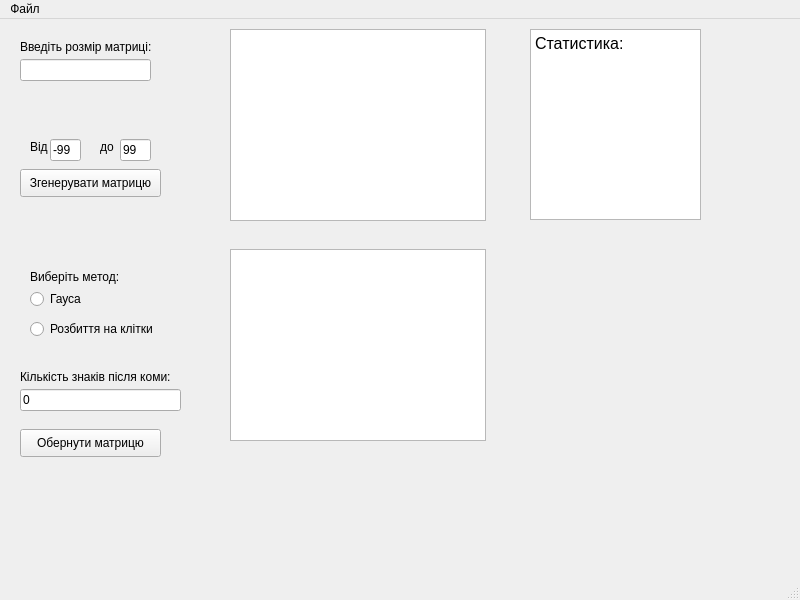
x-FIREFOUR-x/GUI_inversionMatrix, file Inversion_Matrix/mainwindow.ui: the form before one commit.
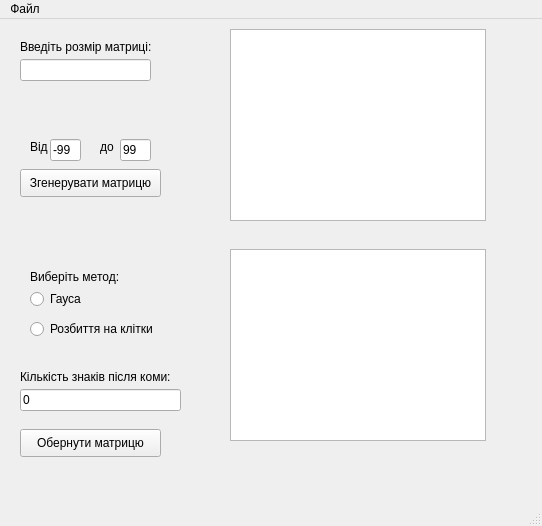
The form after the commit.

Commit message: add slot output stats

Diff of the .ui file:
```diff
--- a/Inversion_Matrix/mainwindow.ui
+++ b/Inversion_Matrix/mainwindow.ui
@@ -6,8 +6,8 @@
    <rect>
     <x>0</x>
     <y>0</y>
-    <width>800</width>
-    <height>600</height>
+    <width>542</width>
+    <height>526</height>
    </rect>
   </property>
   <property name="mouseTracking">
@@ -236,30 +236,13 @@
      <string>Кількість знаків після коми:</string>
     </property>
    </widget>
-   <widget class="QTextEdit" name="textEdit">
-    <property name="geometry">
-     <rect>
-      <x>530</x>
-      <y>10</y>
-      <width>171</width>
-      <height>191</height>
-     </rect>
-    </property>
-    <property name="html">
-     <string>&lt;!DOCTYPE HTML PUBLIC &quot;-//W3C//DTD HTML 4.0//EN&quot; &quot;http://www.w3.org/TR/REC-html40/strict.dtd&quot;&gt;
-&lt;html&gt;&lt;head&gt;&lt;meta name=&quot;qrichtext&quot; content=&quot;1&quot; /&gt;&lt;style type=&quot;text/css&quot;&gt;
-p, li { white-space: pre-wrap; }
-&lt;/style&gt;&lt;/head&gt;&lt;body style=&quot; font-family:'MS Shell Dlg 2'; font-size:7.8pt; font-weight:400; font-style:normal;&quot;&gt;
-&lt;p style=&quot; margin-top:0px; margin-bottom:0px; margin-left:0px; margin-right:0px; -qt-block-indent:0; text-indent:0px;&quot;&gt;&lt;span style=&quot; font-size:12pt;&quot;&gt;Статистика:&lt;/span&gt;&lt;/p&gt;&lt;/body&gt;&lt;/html&gt;</string>
-    </property>
-   </widget>
   </widget>
   <widget class="QMenuBar" name="menubar">
    <property name="geometry">
     <rect>
      <x>0</x>
      <y>0</y>
-     <width>800</width>
+     <width>542</width>
      <height>26</height>
     </rect>
    </property>
```
Left out of the diff: 6 changed lines with no effect on the pictures. The commit also changes 2 other files.
